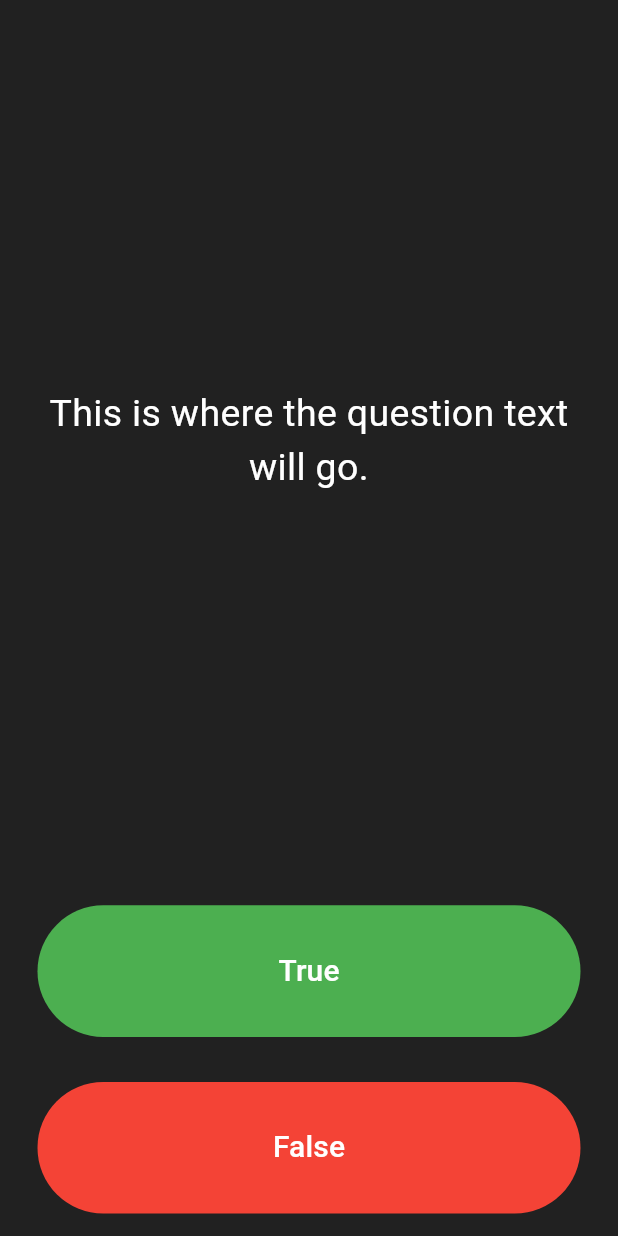
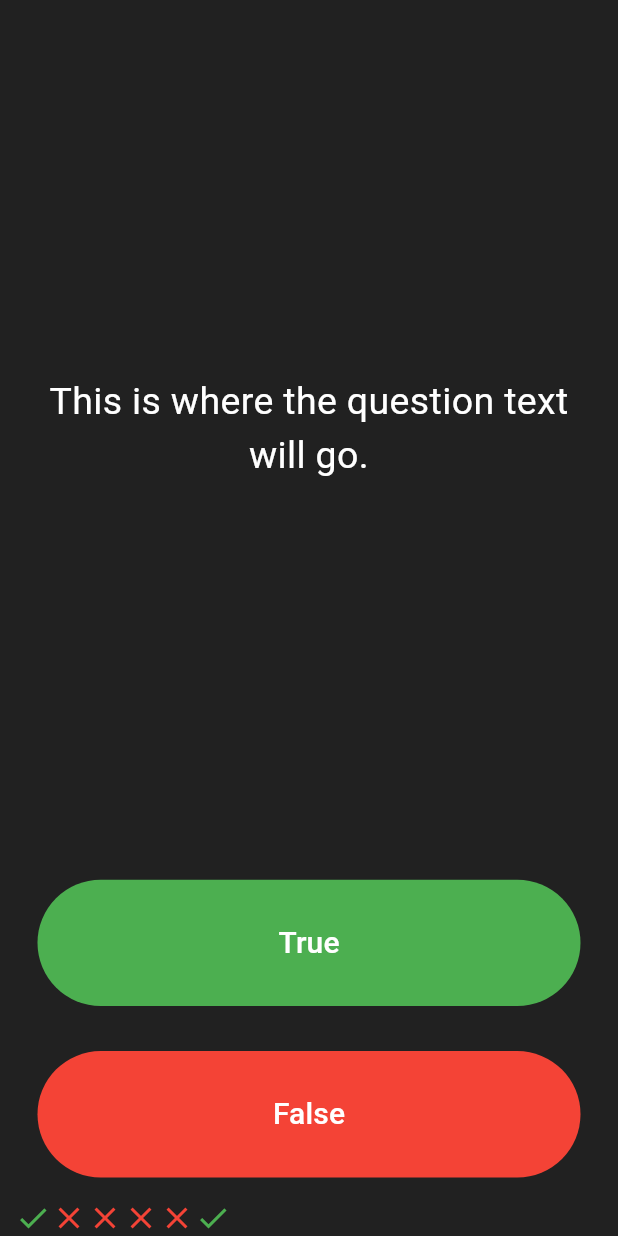
Before and after one commit to QAMARKAZMI/quizzzeer, a Flutter app: the screen it shows after launch, after a tap on "True", on a phone screen of 412 x 824 dp. Run offline on Flutter 3.47's test engine with Material 3 defaults, Android fonts, the phone set to English and light mode, and no system bars.

Commit message:
Update QuizPage to manage score state and improve button functionality

```diff
--- a/lib/main.dart
+++ b/lib/main.dart
@@ -25,9 +25,17 @@ class QuizPage extends StatefulWidget {
 }
 
 class _QuizPageState extends State<QuizPage> {
+  List<Widget> scoreKeeper = [
+    Icon(Icons.check, color: Colors.green),
+    Icon(Icons.close, color: Colors.red),
+    Icon(Icons.close, color: Colors.red),
+    Icon(Icons.close, color: Colors.red),
+    Icon(Icons.close, color: Colors.red),
+  ];
   @override
   Widget build(BuildContext context) {
-    return Column(
+    return SafeArea(
+      child: Column(
         mainAxisAlignment: MainAxisAlignment.spaceBetween,
         crossAxisAlignment: CrossAxisAlignment.stretch,
         children: <Widget>[
@@ -58,6 +66,10 @@ class _QuizPageState extends State<QuizPage> {
                 ),
                 onPressed: () {
                   //The user picked true.
+                  setState(() {
+                    scoreKeeper.add(Icon(Icons.check, color: Colors.green));
+                  });
+
                 },
               ),
             ),
@@ -77,8 +89,9 @@ class _QuizPageState extends State<QuizPage> {
               ),
             ),
           ),
-        Row()
+          Row(children: scoreKeeper),
         ],
+      ),
     );
   }
 }
```
Lines whose indentation alone changed are shown as unchanged.
